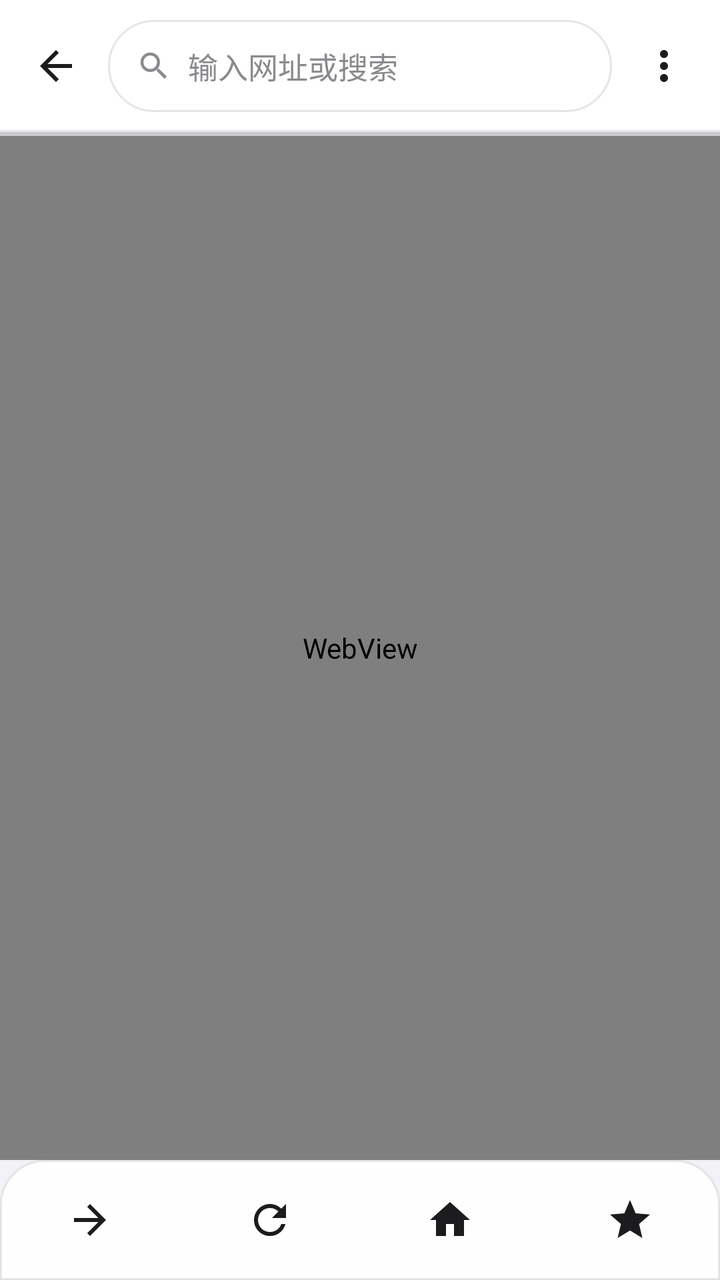
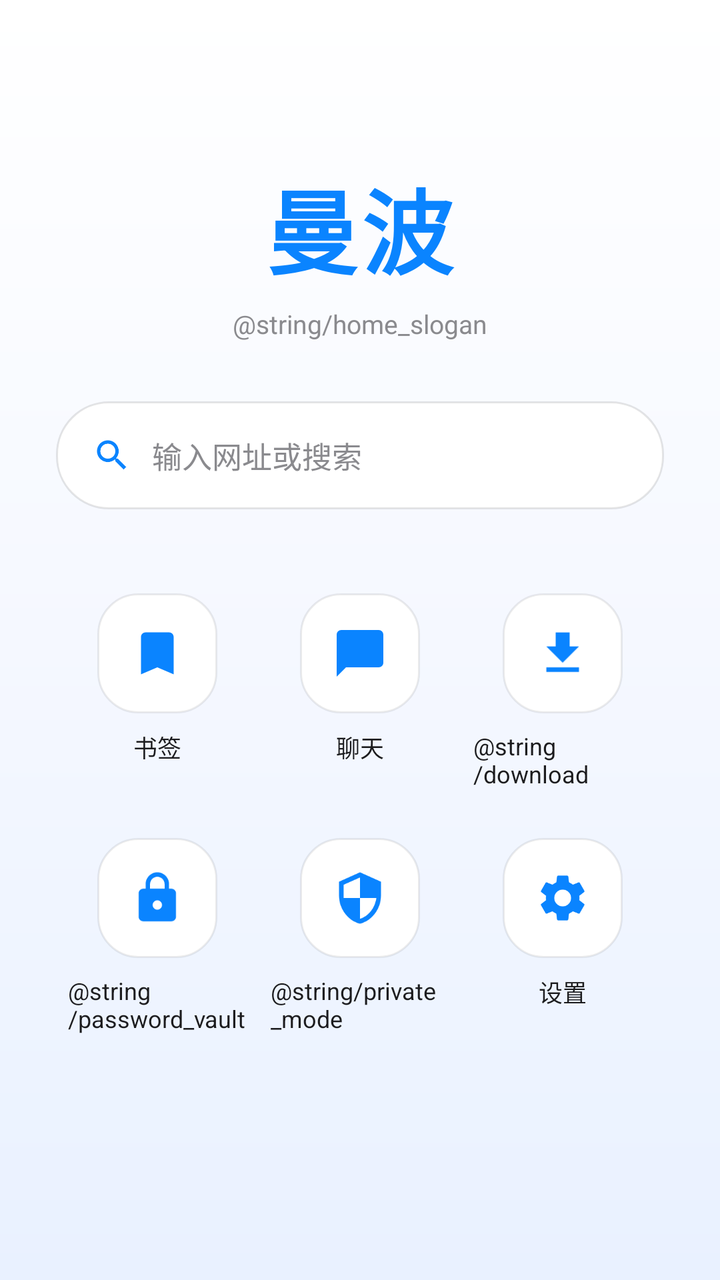

Two renders of the same Android screen: before a commit and after it. Below are the layout's source before the change and the commit's diff.
<!-- AndroidManifest.xml: application theme AppTheme -->
<!-- res/layout/activity_main.xml -->
<?xml version="1.0" encoding="utf-8"?>
<LinearLayout xmlns:android="http://schemas.android.com/apk/res/android"
    android:id="@+id/root"
    android:layout_width="match_parent"
    android:layout_height="match_parent"
    android:orientation="vertical"
    android:fitsSystemWindows="true"
    android:background="@color/bg">

    <LinearLayout
        android:id="@+id/address_bar"
        android:layout_width="match_parent"
        android:layout_height="wrap_content"
        android:orientation="horizontal"
        android:gravity="center_vertical"
        android:background="@drawable/bg_top_bar"
        android:paddingStart="6dp"
        android:paddingEnd="6dp"
        android:paddingTop="10dp"
        android:paddingBottom="10dp">

        <ImageButton
            android:id="@+id/btn_back"
            style="@style/GlassIconButton"
            android:src="@drawable/ic_back"
            android:contentDescription="@string/back" />

        <LinearLayout
            android:layout_width="0dp"
            android:layout_height="46dp"
            android:layout_weight="1"
            android:layout_marginStart="4dp"
            android:layout_marginEnd="4dp"
            android:gravity="center_vertical"
            android:background="@drawable/bg_url_bar"
            android:paddingStart="14dp"
            android:paddingEnd="14dp">

            <ImageView
                android:layout_width="18dp"
                android:layout_height="18dp"
                android:src="@drawable/ic_search"
                android:tint="@color/text_secondary"
                android:contentDescription="@null" />

            <EditText
                android:id="@+id/url_bar"
                android:layout_width="0dp"
                android:layout_height="match_parent"
                android:layout_weight="1"
                android:layout_marginStart="8dp"
                android:hint="@string/hint_url"
                android:textSize="15sp"
                android:textColor="@color/text"
                android:textColorHint="@color/text_secondary"
                android:background="@null"
                android:singleLine="true"
                android:imeOptions="actionGo"
                android:inputType="textUri"
                android:importantForAutofill="no" />
        </LinearLayout>

        <ImageButton
            android:id="@+id/btn_menu"
            style="@style/GlassIconButton"
            android:src="@drawable/ic_more"
            android:contentDescription="@string/settings" />
    </LinearLayout>

    <ProgressBar
        android:id="@+id/progress"
        style="?android:attr/progressBarStyleHorizontal"
        android:layout_width="match_parent"
        android:layout_height="2dp"
        android:max="100"
        android:progressTint="@color/primary" />

    <WebView
        android:id="@+id/webview"
        android:layout_width="match_parent"
        android:layout_height="0dp"
        android:layout_weight="1" />

    <LinearLayout
        android:id="@+id/toolbar"
        android:layout_width="match_parent"
        android:layout_height="wrap_content"
        android:orientation="horizontal"
        android:gravity="center_vertical"
        android:background="@drawable/bg_bottom_bar"
        android:paddingTop="8dp"
        android:paddingBottom="8dp">

        <ImageButton
            android:id="@+id/btn_forward"
            style="@style/GlassIconButton"
            android:layout_width="0dp"
            android:layout_weight="1"
            android:src="@drawable/ic_forward"
            android:contentDescription="@string/forward" />

        <ImageButton
            android:id="@+id/btn_refresh"
            style="@style/GlassIconButton"
            android:layout_width="0dp"
            android:layout_weight="1"
            android:src="@drawable/ic_refresh"
            android:contentDescription="@string/refresh" />

        <ImageButton
            android:id="@+id/btn_home"
            style="@style/GlassIconButton"
            android:layout_width="0dp"
            android:layout_weight="1"
            android:src="@drawable/ic_home"
            android:contentDescription="@string/home" />

        <ImageButton
            android:id="@+id/btn_star"
            style="@style/GlassIconButton"
            android:layout_width="0dp"
            android:layout_weight="1"
            android:src="@drawable/ic_star"
            android:contentDescription="@string/add_bookmark" />
    </LinearLayout>
</LinearLayout>
<!-- resources referenced by this layout -->
<resources>
  <!-- unchanged entries left out for length: 24 -->
</resources>

<!-- the commit's change to res/layout/activity_main.xml (unified diff, before → after) -->
@@ -1,126 +1,387 @@
 <?xml version="1.0" encoding="utf-8"?>
-<LinearLayout xmlns:android="http://schemas.android.com/apk/res/android"
-    android:id="@+id/root"
+<FrameLayout xmlns:android="http://schemas.android.com/apk/res/android"
+    android:id="@+id/root_container"
     android:layout_width="match_parent"
     android:layout_height="match_parent"
-    android:orientation="vertical"
     android:fitsSystemWindows="true"
     android:background="@color/bg">
 
     <LinearLayout
-        android:id="@+id/address_bar"
+        android:id="@+id/root"
         android:layout_width="match_parent"
-        android:layout_height="wrap_content"
-        android:orientation="horizontal"
-        android:gravity="center_vertical"
-        android:background="@drawable/bg_top_bar"
-        android:paddingStart="6dp"
-        android:paddingEnd="6dp"
-        android:paddingTop="10dp"
-        android:paddingBottom="10dp">
-
-        <ImageButton
-            android:id="@+id/btn_back"
-            style="@style/GlassIconButton"
-            android:src="@drawable/ic_back"
-            android:contentDescription="@string/back" />
+        android:layout_height="match_parent"
+        android:orientation="vertical"
+        android:background="@color/bg">
 
         <LinearLayout
-            android:layout_width="0dp"
-            android:layout_height="46dp"
-            android:layout_weight="1"
-            android:layout_marginStart="4dp"
-            android:layout_marginEnd="4dp"
+            android:id="@+id/address_bar"
+            android:layout_width="match_parent"
+            android:layout_height="wrap_content"
+            android:orientation="horizontal"
             android:gravity="center_vertical"
-            android:background="@drawable/bg_url_bar"
-            android:paddingStart="14dp"
-            android:paddingEnd="14dp">
-
-            <ImageView
-                android:layout_width="18dp"
-                android:layout_height="18dp"
-                android:src="@drawable/ic_search"
-                android:tint="@color/text_secondary"
-                android:contentDescription="@null" />
-
-            <EditText
-                android:id="@+id/url_bar"
-                android:layout_width="0dp"
-                android:layout_height="match_parent"
-                android:layout_weight="1"
-                android:layout_marginStart="8dp"
-                android:hint="@string/hint_url"
-                android:textSize="15sp"
-                android:textColor="@color/text"
-                android:textColorHint="@color/text_secondary"
-                android:background="@null"
-                android:singleLine="true"
-                android:imeOptions="actionGo"
-                android:inputType="textUri"
-                android:importantForAutofill="no" />
+            android:background="@drawable/bg_top_bar"
+            android:paddingStart="6dp"
+            android:paddingEnd="6dp"
+            android:paddingTop="10dp"
+            android:paddingBottom="10dp">
+
+            <ImageButton
+                android:id="@+id/btn_back"
+                style="@style/GlassIconButton"
+                android:src="@drawable/ic_back"
+                android:contentDescription="@string/back" />
+
+            <LinearLayout
+                android:layout_width="0dp"
+                android:layout_height="46dp"
+                android:layout_weight="1"
+                android:layout_marginStart="4dp"
+                android:layout_marginEnd="4dp"
+                android:gravity="center_vertical"
+                android:background="@drawable/bg_url_bar"
+                android:paddingStart="14dp"
+                android:paddingEnd="14dp">
+
+                <ImageView
+                    android:layout_width="18dp"
+                    android:layout_height="18dp"
+                    android:src="@drawable/ic_search"
+                    android:tint="@color/text_secondary"
+                    android:contentDescription="@null" />
+
+                <EditText
+                    android:id="@+id/url_bar"
+                    android:layout_width="0dp"
+                    android:layout_height="match_parent"
+                    android:layout_weight="1"
+                    android:layout_marginStart="8dp"
+                    android:hint="@string/hint_url"
+                    android:textSize="15sp"
+                    android:textColor="@color/text"
+                    android:textColorHint="@color/text_secondary"
+                    android:background="@null"
+                    android:singleLine="true"
+                    android:imeOptions="actionGo"
+                    android:inputType="textUri"
+                    android:importantForAutofill="no" />
+            </LinearLayout>
+
+            <ImageButton
+                android:id="@+id/btn_menu"
+                style="@style/GlassIconButton"
+                android:src="@drawable/ic_more"
+                android:contentDescription="@string/settings" />
         </LinearLayout>
 
-        <ImageButton
-            android:id="@+id/btn_menu"
-            style="@style/GlassIconButton"
-            android:src="@drawable/ic_more"
-            android:contentDescription="@string/settings" />
+        <ProgressBar
+            android:id="@+id/progress"
+            style="?android:attr/progressBarStyleHorizontal"
+            android:layout_width="match_parent"
+            android:layout_height="2dp"
+            android:max="100"
+            android:progressTint="@color/primary" />
+
+        <WebView
+            android:id="@+id/webview"
+            android:layout_width="match_parent"
+            android:layout_height="0dp"
+            android:layout_weight="1" />
+
+        <LinearLayout
+            android:id="@+id/toolbar"
+            android:layout_width="match_parent"
+            android:layout_height="wrap_content"
+            android:orientation="horizontal"
+            android:gravity="center_vertical"
+            android:background="@drawable/bg_bottom_bar"
+            android:paddingTop="8dp"
+            android:paddingBottom="8dp">
+
+            <ImageButton
+                android:id="@+id/btn_forward"
+                style="@style/GlassIconButton"
+                android:layout_width="0dp"
+                android:layout_weight="1"
+                android:src="@drawable/ic_forward"
+                android:contentDescription="@string/forward" />
+
+            <ImageButton
+                android:id="@+id/btn_refresh"
+                style="@style/GlassIconButton"
+                android:layout_width="0dp"
+                android:layout_weight="1"
+                android:src="@drawable/ic_refresh"
+                android:contentDescription="@string/refresh" />
+
+            <ImageButton
+                android:id="@+id/btn_home"
+                style="@style/GlassIconButton"
+                android:layout_width="0dp"
+                android:layout_weight="1"
+                android:src="@drawable/ic_home"
+                android:contentDescription="@string/home" />
+
+            <ImageButton
+                android:id="@+id/btn_star"
+                style="@style/GlassIconButton"
+                android:layout_width="0dp"
+                android:layout_weight="1"
+                android:src="@drawable/ic_star"
+                android:contentDescription="@string/add_bookmark" />
+        </LinearLayout>
     </LinearLayout>
 
-    <ProgressBar
-        android:id="@+id/progress"
-        style="?android:attr/progressBarStyleHorizontal"
+    <ScrollView
+        android:id="@+id/home_view"
         android:layout_width="match_parent"
-        android:layout_height="2dp"
-        android:max="100"
-        android:progressTint="@color/primary" />
-
-    <WebView
-        android:id="@+id/webview"
-        android:layout_width="match_parent"
-        android:layout_height="0dp"
-        android:layout_weight="1" />
-
-    <LinearLayout
-        android:id="@+id/toolbar"
-        android:layout_width="match_parent"
-        android:layout_height="wrap_content"
-        android:orientation="horizontal"
-        android:gravity="center_vertical"
-        android:background="@drawable/bg_bottom_bar"
-        android:paddingTop="8dp"
-        android:paddingBottom="8dp">
-
-        <ImageButton
-            android:id="@+id/btn_forward"
-            style="@style/GlassIconButton"
-            android:layout_width="0dp"
-            android:layout_weight="1"
-            android:src="@drawable/ic_forward"
-            android:contentDescription="@string/forward" />
-
-        <ImageButton
-            android:id="@+id/btn_refresh"
-            style="@style/GlassIconButton"
-            android:layout_width="0dp"
-            android:layout_weight="1"
-            android:src="@drawable/ic_refresh"
-            android:contentDescription="@string/refresh" />
-
-        <ImageButton
-            android:id="@+id/btn_home"
-            style="@style/GlassIconButton"
-            android:layout_width="0dp"
-            android:layout_weight="1"
-            android:src="@drawable/ic_home"
-            android:contentDescription="@string/home" />
-
-        <ImageButton
-            android:id="@+id/btn_star"
-            style="@style/GlassIconButton"
-            android:layout_width="0dp"
-            android:layout_weight="1"
-            android:src="@drawable/ic_star"
-            android:contentDescription="@string/add_bookmark" />
-    </LinearLayout>
-</LinearLayout>
+        android:layout_height="match_parent"
+        android:fillViewport="true"
+        android:background="@drawable/bg_home">
+
+        <LinearLayout
+            android:layout_width="match_parent"
+            android:layout_height="wrap_content"
+            android:orientation="vertical"
+            android:gravity="center_horizontal"
+            android:paddingStart="28dp"
+            android:paddingEnd="28dp"
+            android:paddingTop="80dp"
+            android:paddingBottom="40dp">
+
+            <TextView
+                android:id="@+id/home_logo"
+                android:layout_width="wrap_content"
+                android:layout_height="wrap_content"
+                android:text="@string/app_name"
+                android:textColor="@color/primary"
+                android:textSize="46sp"
+                android:textStyle="bold"
+                android:letterSpacing="0.04" />
+
+            <TextView
+                android:layout_width="wrap_content"
+                android:layout_height="wrap_content"
+                android:text="@string/home_slogan"
+                android:textColor="@color/text_secondary"
+                android:textSize="13sp"
+                android:layout_marginTop="6dp" />
+
+            <LinearLayout
+                android:layout_width="match_parent"
+                android:layout_height="54dp"
+                android:layout_marginTop="30dp"
+                android:orientation="horizontal"
+                android:gravity="center_vertical"
+                android:background="@drawable/bg_home_search"
+                android:paddingStart="18dp"
+                android:paddingEnd="18dp"
+                android:elevation="2dp">
+
+                <ImageView
+                    android:layout_width="20dp"
+                    android:layout_height="20dp"
+                    android:src="@drawable/ic_search"
+                    android:tint="@color/primary"
+                    android:contentDescription="@null" />
+
+                <EditText
+                    android:id="@+id/home_search"
+                    android:layout_width="0dp"
+                    android:layout_height="match_parent"
+                    android:layout_weight="1"
+                    android:layout_marginStart="10dp"
+                    android:hint="@string/hint_url"
+                    android:textSize="15sp"
+                    android:textColor="@color/text"
+                    android:textColorHint="@color/text_secondary"
+                    android:background="@null"
+                    android:singleLine="true"
+                    android:imeOptions="actionGo"
+                    android:inputType="textUri"
+                    android:importantForAutofill="no" />
+            </LinearLayout>
+
+            <LinearLayout
+                android:layout_width="match_parent"
+                android:layout_height="wrap_content"
+                android:layout_marginTop="36dp"
+                android:orientation="horizontal">
+
+                <LinearLayout
+                    android:id="@+id/home_book"
+                    android:layout_width="0dp"
+                    android:layout_height="wrap_content"
+                    android:layout_weight="1"
+                    android:orientation="vertical"
+                    android:gravity="center"
+                    android:padding="6dp">
+
+                    <ImageView
+                        android:layout_width="60dp"
+                        android:layout_height="60dp"
+                        android:padding="16dp"
+                        android:src="@drawable/ic_bookmark"
+                        android:tint="@color/primary"
+                        android:background="@drawable/bg_home_icon"
+                        android:elevation="2dp"
+                        android:contentDescription="@string/bookmarks" />
+
+                    <TextView
+                        android:layout_width="wrap_content"
+                        android:layout_height="wrap_content"
+                        android:text="@string/bookmarks"
+                        android:textColor="@color/text"
+                        android:textSize="12sp"
+                        android:layout_marginTop="8dp" />
+                </LinearLayout>
+
+                <LinearLayout
+                    android:id="@+id/home_chat"
+                    android:layout_width="0dp"
+                    android:layout_height="wrap_content"
+                    android:layout_weight="1"
+                    android:orientation="vertical"
+                    android:gravity="center"
+                    android:padding="6dp">
+
+                    <ImageView
+                        android:layout_width="60dp"
+                        android:layout_height="60dp"
+                        android:padding="16dp"
+                        android:src="@drawable/ic_chat"
+                        android:tint="@color/primary"
+                        android:background="@drawable/bg_home_icon"
+                        android:elevation="2dp"
+                        android:contentDescription="@string/chat" />
+
+                    <TextView
+                        android:layout_width="wrap_content"
+                        android:layout_height="wrap_content"
+                        android:text="@string/chat"
+                        android:textColor="@color/text"
+                        android:textSize="12sp"
+                        android:layout_marginTop="8dp" />
+                </LinearLayout>
+
+                <LinearLayout
+                    android:id="@+id/home_download"
+                    android:layout_width="0dp"
+                    android:layout_height="wrap_content"
+                    android:layout_weight="1"
+                    android:orientation="vertical"
+                    android:gravity="center"
+                    android:padding="6dp">
+
+                    <ImageView
+                        android:layout_width="60dp"
+                        android:layout_height="60dp"
+                        android:padding="16dp"
+                        android:src="@drawable/ic_download"
+                        android:tint="@color/primary"
+                        android:background="@drawable/bg_home_icon"
+                        android:elevation="2dp"
+                        android:contentDescription="@string/download" />
+
+                    <TextView
+                        android:layout_width="wrap_content"
+                        android:layout_height="wrap_content"
+                        android:text="@string/download"
+                        android:textColor="@color/text"
+                        android:textSize="12sp"
+                        android:layout_marginTop="8dp" />
+                </LinearLayout>
+            </LinearLayout>
+
+            <LinearLayout
+                android:layout_width="match_parent"
+                android:layout_height="wrap_content"
+                android:layout_marginTop="12dp"
+                android:orientation="horizontal">
+
+                <LinearLayout
+                    android:id="@+id/home_password"
+                    android:layout_width="0dp"
+                    android:layout_height="wrap_content"
+                    android:layout_weight="1"
+                    android:orientation="vertical"
+                    android:gravity="center"
+                    android:padding="6dp">
+
+                    <ImageView
+                        android:layout_width="60dp"
+                        android:layout_height="60dp"
+                        android:padding="16dp"
+                        android:src="@drawable/ic_lock"
+                        android:tint="@color/primary"
+                        android:background="@drawable/bg_home_icon"
+                        android:elevation="2dp"
+                        android:contentDescription="@string/password_vault" />
+
+                    <TextView
+                        android:layout_width="wrap_content"
+                        android:layout_height="wrap_content"
+                        android:text="@string/password_vault"
+                        android:textColor="@color/text"
+                        android:textSize="12sp"
+                        android:layout_marginTop="8dp" />
+                </LinearLayout>
+
+                <LinearLayout
+                    android:id="@+id/home_private"
+                    android:layout_width="0dp"
+                    android:layout_height="wrap_content"
+                    android:layout_weight="1"
+                    android:orientation="vertical"
+                    android:gravity="center"
+                    android:padding="6dp">
+
+                    <ImageView
+                        android:layout_width="60dp"
+                        android:layout_height="60dp"
+                        android:padding="16dp"
+                        android:src="@drawable/ic_shield"
+                        android:tint="@color/primary"
+                        android:background="@drawable/bg_home_icon"
+                        android:elevation="2dp"
+                        android:contentDescription="@string/private_mode" />
+
+                    <TextView
+                        android:layout_width="wrap_content"
+                        android:layout_height="wrap_content"
+                        android:text="@string/private_mode"
+                        android:textColor="@color/text"
+                        android:textSize="12sp"
+                        android:layout_marginTop="8dp" />
+                </LinearLayout>
+
+                <LinearLayout
+                    android:id="@+id/home_settings"
+                    android:layout_width="0dp"
+                    android:layout_height="wrap_content"
+                    android:layout_weight="1"
+                    android:orientation="vertical"
+                    android:gravity="center"
+                    android:padding="6dp">
+
+                    <ImageView
+                        android:layout_width="60dp"
+                        android:layout_height="60dp"
+                        android:padding="16dp"
+                        android:src="@drawable/ic_settings"
+                        android:tint="@color/primary"
+                        android:background="@drawable/bg_home_icon"
+                        android:elevation="2dp"
+                        android:contentDescription="@string/settings" />
+
+                    <TextView
+                        android:layout_width="wrap_content"
+                        android:layout_height="wrap_content"
+                        android:text="@string/settings"
+                        android:textColor="@color/text"
+                        android:textSize="12sp"
+                        android:layout_marginTop="8dp" />
+                </LinearLayout>
+            </LinearLayout>
+        </LinearLayout>
+    </ScrollView>
+</FrameLayout>
<!-- resource entries referenced after the edit -->
@@ -1,5 +1,98 @@
 <!-- resources referenced by this layout -->
 <resources>
+  <!-- drawable bg_home (drawable) -->
+  <?xml version="1.0" encoding="utf-8"?>
+  <shape xmlns:android="http://schemas.android.com/apk/res/android"
+      android:shape="rectangle">
+      <gradient
+          android:startColor="#FFFFFF"
+          android:centerColor="#F5F8FF"
+          android:endColor="#E9F1FF"
+          android:angle="270" />
+  </shape>
+  <!-- drawable bg_home_icon (drawable) -->
+  <?xml version="1.0" encoding="utf-8"?>
+  <shape xmlns:android="http://schemas.android.com/apk/res/android"
+      android:shape="rectangle">
+      <solid android:color="#FFFFFF" />
+      <corners android:radius="20dp" />
+      <stroke
+          android:width="1dp"
+          android:color="#14000000" />
+  </shape>
+  <!-- drawable bg_home_search (drawable) -->
+  <?xml version="1.0" encoding="utf-8"?>
+  <shape xmlns:android="http://schemas.android.com/apk/res/android"
+      android:shape="rectangle">
+      <solid android:color="#FFFFFF" />
+      <corners android:radius="26dp" />
+      <stroke
+          android:width="1dp"
+          android:color="#1A000000" />
+  </shape>
+  <!-- drawable ic_bookmark (drawable) -->
+  <vector xmlns:android="http://schemas.android.com/apk/res/android"
+      android:width="24dp"
+      android:height="24dp"
+      android:viewportWidth="24"
+      android:viewportHeight="24">
+      <path
+          android:fillColor="#000000"
+          android:pathData="M17,3H7c-1.1,0 -2,0.9 -2,2v16l7,-3 7,3V5c0,-1.1 -0.9,-2 -2,-2z" />
+  </vector>
+  <!-- drawable ic_chat (drawable) -->
+  <vector xmlns:android="http://schemas.android.com/apk/res/android"
+      android:width="24dp"
+      android:height="24dp"
+      android:viewportWidth="24"
+      android:viewportHeight="24">
+      <path
+          android:fillColor="#000000"
+          android:pathData="M20,2H4c-1.1,0 -1.99,0.9 -1.99,2L2,22l4,-4h14c1.1,0 2,-0.9 2,-2V4c0,-1.1 -0.9,-2 -2,-2z" />
+  </vector>
+  <!-- drawable ic_download (drawable) -->
+  <vector xmlns:android="http://schemas.android.com/apk/res/android"
+      android:width="24dp"
+      android:height="24dp"
+      android:viewportWidth="24"
+      android:viewportHeight="24">
+      <path
+          android:fillColor="#000000"
+          android:pathData="M19,9h-4V3H9v6H5l7,7 7,-7zM5,18v2h14v-2H5z" />
+  </vector>
+  <!-- drawable ic_lock (drawable) -->
+  <vector xmlns:android="http://schemas.android.com/apk/res/android"
+      android:width="24dp"
+      android:height="24dp"
+      android:viewportWidth="24"
+      android:viewportHeight="24">
+      <path
+          android:fillColor="#000000"
+          android:pathData="M18,8h-1V6c0,-2.76 -2.24,-5 -5,-5S7,3.24 7,6v2H6c-1.1,0 -2,0.9 -2,2v10c0,1.1 0.9,2 2,2h12c1.1,0 2,-0.9 2,-2V10c0,-1.1 -0.9,-2 -2,-2zM12,17c-1.1,0 -2,-0.9 -2,-2s0.9,-2 2,-2 2,0.9 2,2 -0.9,2 -2,2zM15.1,8H8.9V6c0,-1.71 1.39,-3.1 3.1,-3.1 1.71,0 3.1,1.39 3.1,3.1v2z" />
+  </vector>
+  <!-- drawable ic_settings (drawable) -->
+  <vector xmlns:android="http://schemas.android.com/apk/res/android"
+      android:width="24dp"
+      android:height="24dp"
+      android:viewportWidth="24"
+      android:viewportHeight="24">
+      <path
+          android:fillColor="#000000"
+          android:pathData="M19.14,12.94c0.04,-0.3 0.06,-0.61 0.06,-0.94c0,-0.32 -0.02,-0.64 -0.07,-0.94l2.03,-1.58c0.18,-0.14 0.23,-0.41 0.12,-0.61l-1.92,-3.32c-0.12,-0.22 -0.37,-0.29 -0.59,-0.22l-2.39,0.96c-0.5,-0.38 -1.03,-0.7 -1.62,-0.94L14.4,2.81c-0.04,-0.24 -0.24,-0.41 -0.48,-0.41h-3.84c-0.24,0 -0.43,0.17 -0.47,0.41L9.25,5.35C8.66,5.59 8.12,5.92 7.63,6.29L5.24,5.33c-0.22,-0.08 -0.47,0 -0.59,0.22L2.74,8.87C2.62,9.08 2.66,9.34 2.86,9.48l2.03,1.58C4.84,11.36 4.8,11.69 4.8,12s0.02,0.64 0.07,0.94l-2.03,1.58c-0.18,0.14 -0.23,0.41 -0.12,0.61l1.92,3.32c0.12,0.22 0.37,0.29 0.59,0.22l2.39,-0.96c0.5,0.38 1.03,0.7 1.62,0.94l0.36,2.54c0.05,0.24 0.24,0.41 0.48,0.41h3.84c0.24,0 0.44,-0.17 0.47,-0.41l0.36,-2.54c0.59,-0.24 1.13,-0.56 1.62,-0.94l2.39,0.96c0.22,0.08 0.47,0 0.59,-0.22l1.92,-3.32c0.12,-0.22 0.07,-0.47 -0.12,-0.61L19.14,12.94zM12,15.6c-1.98,0 -3.6,-1.62 -3.6,-3.6s1.62,-3.6 3.6,-3.6s3.6,1.62 3.6,3.6S13.98,15.6 12,15.6z" />
+  </vector>
+  <!-- drawable ic_shield (drawable) -->
+  <vector xmlns:android="http://schemas.android.com/apk/res/android"
+      android:width="24dp"
+      android:height="24dp"
+      android:viewportWidth="24"
+      android:viewportHeight="24">
+      <path
+          android:fillColor="#000000"
+          android:pathData="M12,1L3,5v6c0,5.55 3.84,10.74 9,12 5.16,-1.26 9,-6.45 9,-12V5L12,1zM12,11.99h7c-0.53,4.12 -3.28,7.79 -7,8.94V12H5V6.3l7,-3.11v8.8z" />
+  </vector>
+  <string name="app_name">曼波</string>
+  <string name="bookmarks">书签</string>
+  <string name="chat">聊天</string>
   <!-- unchanged entries left out for length: 24 -->
 </resources>
 
